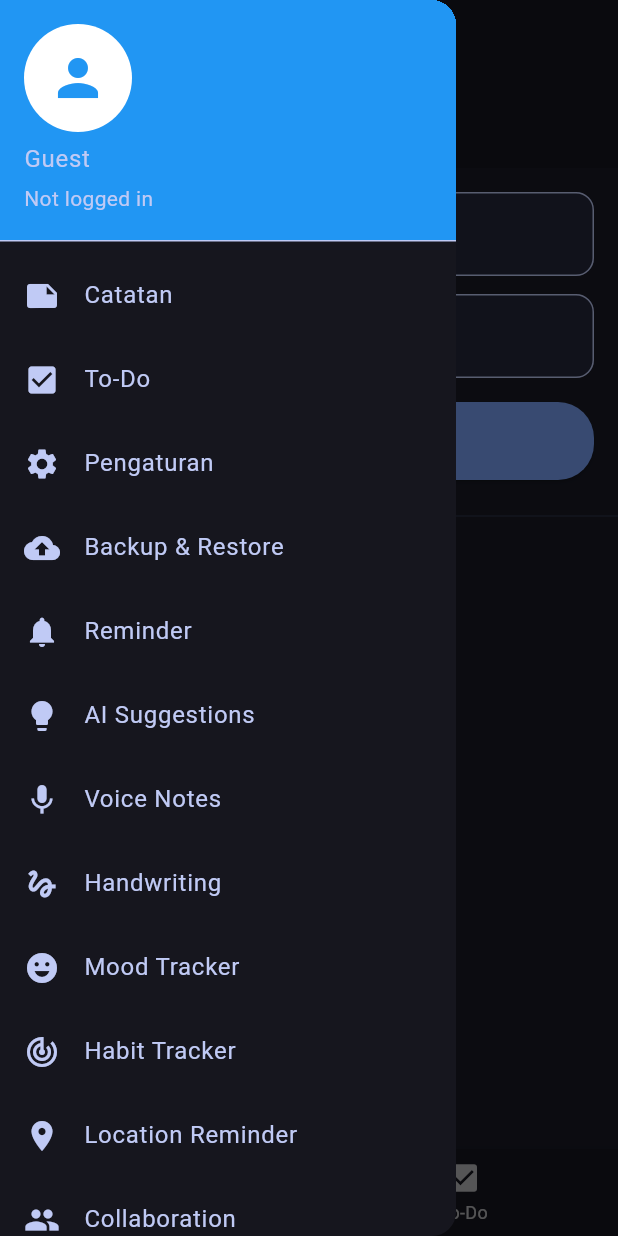
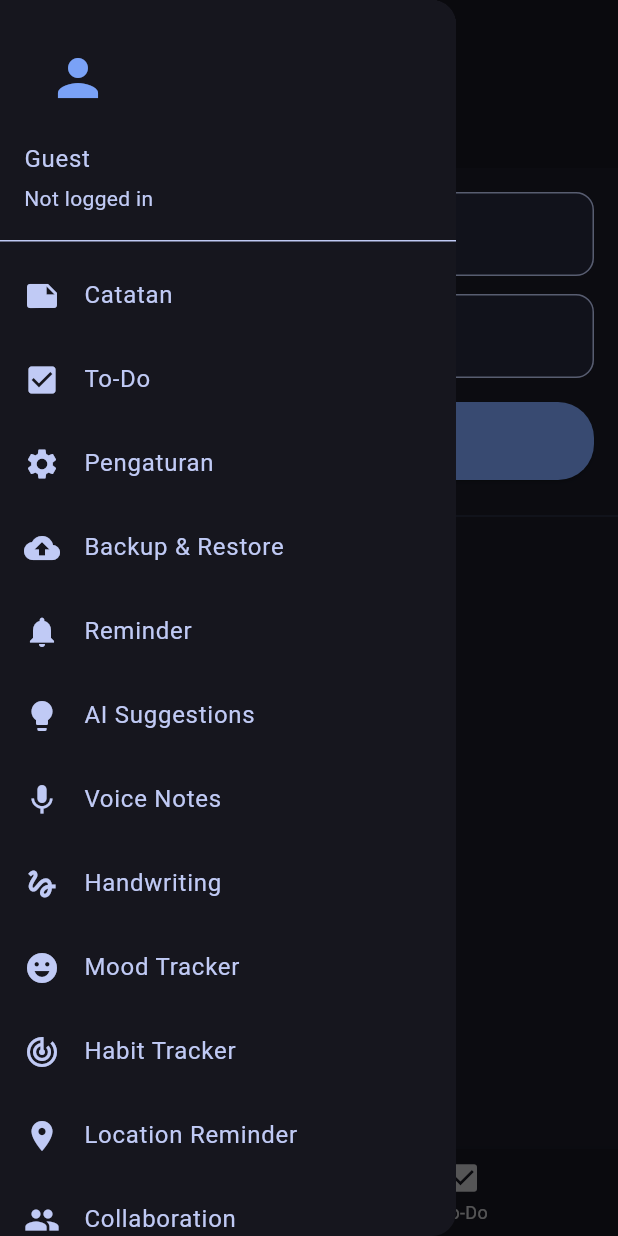
Before and after one commit to maxrumbo/Flutter-setup, a Flutter app: the screen it shows after launch, with the side drawer open, on a phone screen of 412 x 824 dp. Run offline on Flutter 3.47's test engine with Material 3 defaults, Android fonts, the phone set to English and light mode, and no system bars; our stand-ins replace shared_preferences.

Commit message:
error tipis

```diff
--- a/lib/main.dart
+++ b/lib/main.dart
@@ -281,11 +281,11 @@ class _MainPageState extends State<MainPage> {
               child: UserAccountsDrawerHeader(
                 accountName: Text(widget.isLoggedIn ? 'User' : 'Guest'),
                 accountEmail: Text(widget.isLoggedIn ? 'user@email.com' : 'Not logged in'),
-                currentAccountPicture: const CircleAvatar(
-                  backgroundColor: Colors.white,
-                  child: Icon(Icons.person, size: 40, color: Colors.blue),
+                currentAccountPicture: CircleAvatar(
+                  backgroundColor: Theme.of(context).colorScheme.surface,
+                  child: Icon(Icons.person, size: 40, color: Theme.of(context).colorScheme.primary),
                 ),
-                decoration: const BoxDecoration(color: Colors.blue),
+                decoration: BoxDecoration(color: Theme.of(context).colorScheme.surface),
               ),
             ),
             ListTile(
--- a/lib/pages/auth/login_page.dart
+++ b/lib/pages/auth/login_page.dart
@@ -121,4 +121,6 @@ class _LoginPageState extends State<LoginPage> {
           ],
         ),
       ),
-  );
+    );
+  }
+}
--- a/lib/pages/home_page.dart
+++ b/lib/pages/home_page.dart
@@ -3,7 +3,7 @@ import 'package:flutter/material.dart';
 import '../models/user.dart';
 import '../services/user_service.dart';
 import '../widgets/custom_button.dart';
-import '../utils/snackbar.dart';
+
 
 class HomePage extends StatelessWidget {
   const HomePage({super.key});
@@ -41,7 +41,9 @@ class HomePage extends StatelessWidget {
             CustomButton(
               label: 'Tekan Saya',
               onPressed: () {
-                showSnackbar(context, 'Tombol ditekan!');
+                ScaffoldMessenger.of(context).showSnackBar(
+                  const SnackBar(content: Text('Tombol ditekan!')),
+                );
               },
             ),
           ],
--- a/lib/pages/profile/profile_page.dart
+++ b/lib/pages/profile/profile_page.dart
@@ -1,5 +1,5 @@
 import 'package:flutter/material.dart';
-import '../../services/auth_service.dart';
+
 
 class ProfilePage extends StatelessWidget {
   final VoidCallback onLogout;
```
